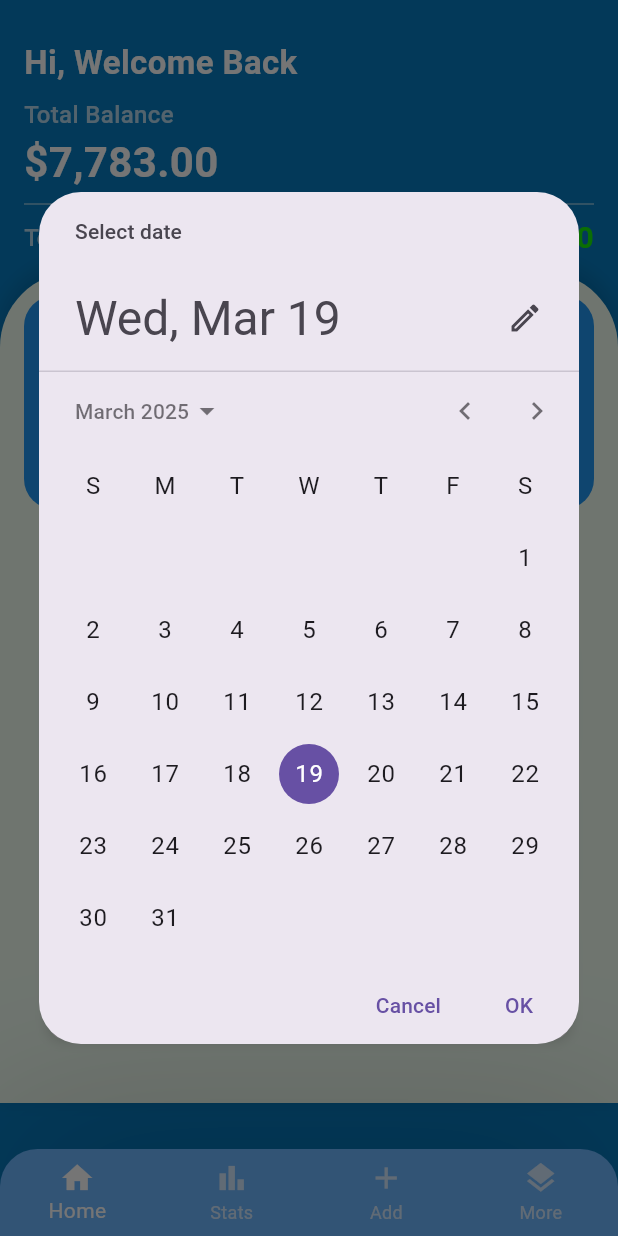
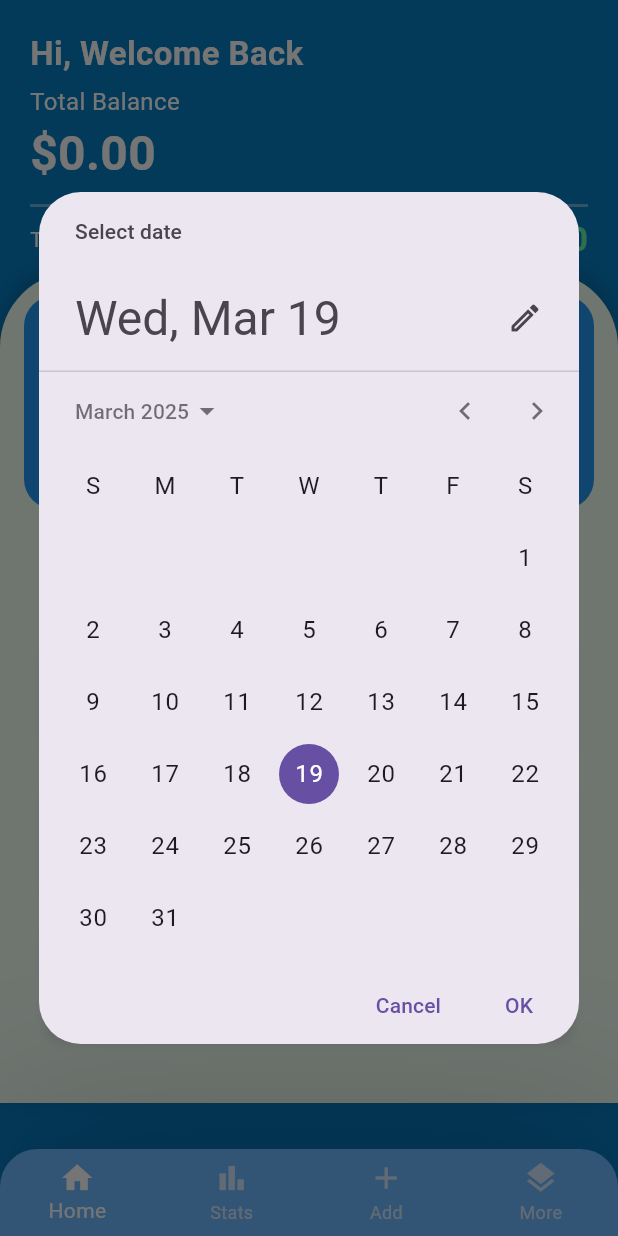
Before and after one commit to Moviles-G45/FlutterApp, a Flutter app: the screen it shows after launch, after a tap on "From", on a phone screen of 412 x 824 dp. Run offline on Flutter 3.47's test engine with Material 3 defaults, Android fonts, the phone set to English and light mode, and no system bars; network calls fail.

```diff
--- a/flutter/lib/presentation/screens/home.dart
+++ b/flutter/lib/presentation/screens/home.dart
@@ -1,4 +1,4 @@
-import 'package:finances/presentation/widgets/balance_card.dart';
+import 'package:finances/presentation/widgets_home/balance_card.dart';
 import 'package:finances/presentation/widgets/bottom_nav_bar.dart';
 import 'package:finances/presentation/widgets_home/expenses_card.dart';
 import 'package:finances/presentation/widgets_home/transaction_filter_bar.dart';
@@ -33,7 +33,7 @@ class _HomeScreenState extends State<HomeScreen> {
             Column(
               crossAxisAlignment: CrossAxisAlignment.start,
               children: [
-                SizedBox(height: 10), // Espacio extra debajo del notch
+                SizedBox(height: 0), // Espacio extra debajo del notch
                 BalanceCard(), // Tarjeta de balance y gastos
                 SizedBox(height: 40), // Espacio para simular superposición
               ],
--- a/flutter/lib/presentation/widgets/balance_card.dart
+++ /dev/null
@@ -1,39 +0,0 @@
-import 'package:finances/config/theme/colors.dart';
-import 'package:finances/config/theme/text_styles.dart';
-import 'package:flutter/material.dart';
-
-
-class BalanceCard extends StatelessWidget {
-  @override
-  Widget build(BuildContext context) {
-    return Container(
-      padding: EdgeInsets.all(16),
-      decoration: BoxDecoration(
-        color: AppColors.background,
-        borderRadius: BorderRadius.circular(16),
-      ),
-      child: Column(
-        crossAxisAlignment: CrossAxisAlignment.start,
-        children: [
-          Text("Hi, Welcome Back",
-              style: AppTextStyles.heading.copyWith(color: Colors.white)),
-          SizedBox(height: 8),
-          Text("Total Balance",
-              style: AppTextStyles.subheading.copyWith(color: Colors.white70)),
-          Text("\$7,783.00",
-              style: AppTextStyles.balanceText.copyWith(color: Colors.white)),
-          Divider(color: Colors.white54),
-          Row(
-            mainAxisAlignment: MainAxisAlignment.spaceBetween,
-            children: [
-              Text("Total Expenses",
-                  style:
-                      AppTextStyles.subheading.copyWith(color: Colors.white70)),
-              Text("-\$1,187.40", style: AppTextStyles.expenseText),
-            ],
-          ),
-        ],
-      ),
-    );
-  }
-}
--- a/flutter/lib/presentation/widgets/expense_widgets.dart
+++ b/flutter/lib/presentation/widgets/expense_widgets.dart
@@ -1,6 +1,7 @@
 import 'package:finances/config/theme/colors.dart';
 import 'package:flutter/material.dart';
 import 'package:intl/intl.dart';
+
 
 class ExpenseLabel extends StatelessWidget {
   final String text;
--- /dev/null
+++ b/flutter/lib/presentation/widgets_home/balance_card.dart
@@ -0,0 +1,113 @@
+import 'package:finances/config/theme/colors.dart';
+import 'package:flutter/material.dart';
+import 'package:finances/services/api_service.dart';
+
+class BalanceCard extends StatefulWidget {
+  @override
+  _BalanceCardState createState() => _BalanceCardState();
+}
+
+class _BalanceCardState extends State<BalanceCard> {
+  double totalBalance = 0.0;
+  double totalExpense = 0.0;
+  bool isLoading = true;
+
+  final ApiService apiService = ApiService();
+  final String userEmail = "johndoe@example.com"; // Reemplaza con el usuario actual
+
+  @override
+  void initState() {
+    super.initState();
+    fetchBalance();
+  }
+
+  Future<void> fetchBalance() async {
+    try {
+      final spentData = await apiService.getTotalSpent(userEmail);
+      final balanceData = await apiService.getMonthlyBalance(userEmail, 2024, 4);
+
+      setState(() {
+        totalBalance = balanceData["balance"] ?? 0.0;
+        totalExpense = spentData["total_spent"] ?? 0.0;
+        isLoading = false;
+      });
+    } catch (e) {
+      print("Error al obtener los datos: $e");
+      setState(() {
+        isLoading = false;
+      });
+    }
+  }
+
+  @override
+  Widget build(BuildContext context) {
+    return Container(
+      width: double.infinity, // Ocupar todo el ancho
+      padding: EdgeInsets.all(20), // Espaciado interno
+      decoration: BoxDecoration(
+        color: AppColors.background,
+        borderRadius: BorderRadius.only( // 🔹 Bordes redondeados solo en la parte inferior
+          bottomLeft: Radius.circular(20),
+          bottomRight: Radius.circular(20),
+        ),
+      ),
+      child: Column(
+
+        crossAxisAlignment: CrossAxisAlignment.start,
+        children: [
+          // 🔹 Mensaje de bienvenida
+          Text(
+            "Hi, Welcome Back",
+            style: TextStyle(
+              color: Colors.white,
+              fontSize: 22,
+              fontWeight: FontWeight.bold,
+            ),
+          ),
+          SizedBox(height: 5),
+
+          // 🔹 Sección de Total Balance
+          Text("Total Balance", style: TextStyle(color: Colors.white, fontSize: 16)),
+          SizedBox(height: 0),
+          isLoading
+              ? CircularProgressIndicator(color: Colors.white)
+              : Text(
+                  "\$${totalBalance.toStringAsFixed(2)}",
+                  style: TextStyle(color: Colors.white, fontSize: 32, fontWeight: FontWeight.bold),
+                ),
+          SizedBox(height: 5),
+
+          // 🔹 Línea divisoria mejorada
+          Container(
+            height: 2,
+            width: double.infinity,
+            margin: EdgeInsets.symmetric(vertical: 6),
+            color: Colors.white.withOpacity(0.4),
+          ),
+
+          // 🔹 Sección de Total Expenses (Mismo Renglón)
+          Row(
+            mainAxisAlignment: MainAxisAlignment.spaceBetween,
+            children: [
+              Text(
+                "Total Expenses",
+                style: TextStyle(color: Colors.white, fontSize: 14), // 🔹 Tamaño reducido
+              ),
+              isLoading
+                  ? CircularProgressIndicator(color: Colors.white)
+                  : Text(
+                      "-\$${totalExpense.toStringAsFixed(2)}",
+                      style: TextStyle(
+                        color: Colors.greenAccent,
+                        fontSize: 22, // 🔹 Tamaño reducido para mantener jerarquía
+                        fontWeight: FontWeight.bold,
+                      ),
+                      textAlign: TextAlign.end,
+                    ),
+            ],
+          ),
+        ],
+      ),
+    );
+  }
+}
--- a/flutter/lib/presentation/widgets_home/transaction_filter_bar.dart
+++ b/flutter/lib/presentation/widgets_home/transaction_filter_bar.dart
@@ -1,5 +1,6 @@
 import 'package:flutter/material.dart';
 import 'package:intl/intl.dart';
+
 
 class TransactionFilterBar extends StatefulWidget {
   final void Function(DateTime?, DateTime?) onDateSelected; // Asegurar que acepta la firma correcta
--- a/flutter/lib/presentation/widgets_home/transaction_list.dart
+++ b/flutter/lib/presentation/widgets_home/transaction_list.dart
@@ -1,6 +1,7 @@
 import 'package:flutter/material.dart';
 import 'package:finances/presentation/widgets_home/transaction_item.dart';
 import 'package:intl/intl.dart';
+
 
 class TransactionList extends StatelessWidget {
   final List<Map<String, dynamic>> transactions = [
--- /dev/null
+++ b/flutter/lib/services/api_service.dart
@@ -0,0 +1,32 @@
+import 'dart:convert';
+import 'package:http/http.dart' as http;
+
+class ApiService {
+  static const String baseUrl = "http://127.0.0.1:8000";
+
+  // Obtener el total gastado
+  Future<Map<String, dynamic>> getTotalSpent(String userEmail) async {
+    final url = Uri.parse('$baseUrl/total_spent?email=$userEmail');
+
+    final response = await http.get(url);
+
+    if (response.statusCode == 200) {
+      return jsonDecode(response.body);
+    } else {
+      throw Exception("Error al obtener el total gastado");
+    }
+  }
+
+  // Obtener el balance mensual
+  Future<Map<String, dynamic>> getMonthlyBalance(String userEmail, int year, int month) async {
+    final url = Uri.parse('$baseUrl/monthly_balance?email=$userEmail&year=$year&month=$month');
+
+    final response = await http.get(url);
+
+    if (response.statusCode == 200) {
+      return jsonDecode(response.body);
+    } else {
+      throw Exception("Error al obtener el balance mensual");
+    }
+  }
+}
--- a/flutter/pubspec.yaml
+++ b/flutter/pubspec.yaml
@@ -34,6 +34,8 @@ dependencies:
   # The following adds the Cupertino Icons font to your application.
   # Use with the CupertinoIcons class for iOS style icons.
   cupertino_icons: ^1.0.8
+  intl: ^0.20.2
+  http: ^1.3.0
 
 dev_dependencies:
   flutter_test:
```
Also changed, not shown: flutter/pubspec.lock, 1 other file.
